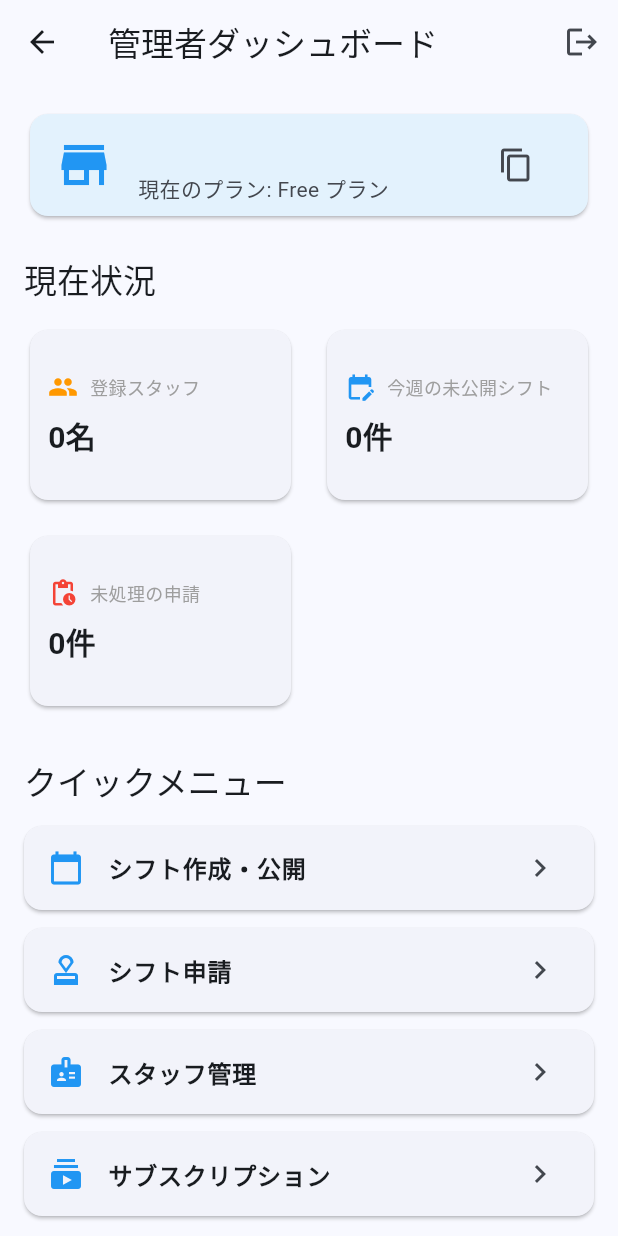
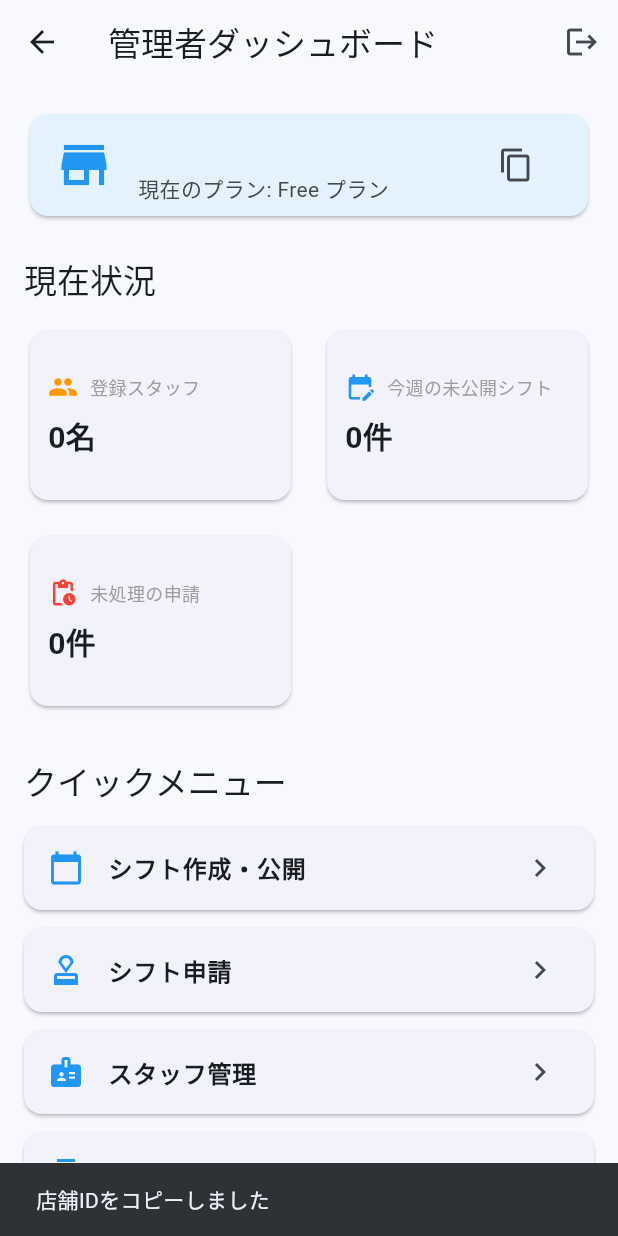
Before and after one commit to yufu085312/Shift_Management_Navigator, a Flutter app: the AdminDashboardScreen screen opened directly, after a tap on the "content copy" icon, on a phone screen of 412 x 824 dp. Run offline on Flutter 3.47's test engine with Material 3 defaults, Android fonts, the light colour scheme and no system bars; our stand-ins replace cloud_firestore, cloud_functions, firebase_auth, firebase_core, flutter_riverpod, freezed_annotation and 1 more; accounts and stored records are empty; generated files the repository leaves out were written again.

Commit message:
店舗IDコピの実装&データ同期の改善

```diff
--- a/lib/screens/admin/dashboard_screen.dart
+++ b/lib/screens/admin/dashboard_screen.dart
@@ -1,4 +1,5 @@
 import 'package:flutter/material.dart';
+import 'package:flutter/services.dart';
 import 'package:flutter_riverpod/flutter_riverpod.dart';
 import 'package:intl/intl.dart';
 import '../../providers/auth_provider.dart';
@@ -86,7 +87,10 @@ class AdminDashboardScreen extends ConsumerWidget {
                         icon: const Icon(Icons.copy),
                         tooltip: AppConstants.msgIdCopied,
                         onPressed: () {
-                          // TODO: Copy store ID
+                          Clipboard.setData(ClipboardData(text: user.storeId!));
+                          ScaffoldMessenger.of(context).showSnackBar(
+                            const SnackBar(content: Text(AppConstants.msgIdCopied)),
+                          );
                         },
                       ),
                     ),
--- a/lib/screens/staff/change_request_screen.dart
+++ b/lib/screens/staff/change_request_screen.dart
@@ -90,9 +90,9 @@ class _ChangeRequestScreenState extends ConsumerState<ChangeRequestScreen> {
         ScaffoldMessenger.of(context).showSnackBar(
           const SnackBar(content: Text(AppConstants.msgRequestSubmitted)),
         );
-        Navigator.pop(context);
-        // シフト一覧を更新するためにinvalidate
         ref.invalidate(staffShiftsProvider);
+        ref.invalidate(staffRequestsProvider);
+        ref.invalidate(storeRequestsProvider); // 管理者側の通知用
       }
     } catch (e) {
       if (mounted) {
--- a/lib/screens/staff/wish_submission_screen.dart
+++ b/lib/screens/staff/wish_submission_screen.dart
@@ -58,6 +58,7 @@ class _WishSubmissionScreenState extends ConsumerState<WishSubmissionScreen> {
         ScaffoldMessenger.of(context).showSnackBar(
           const SnackBar(content: Text(AppConstants.msgRequestSubmitted)),
         );
+        ref.invalidate(staffRequestsProvider);
         Navigator.pop(context);
       }
     } catch (e) {
```
